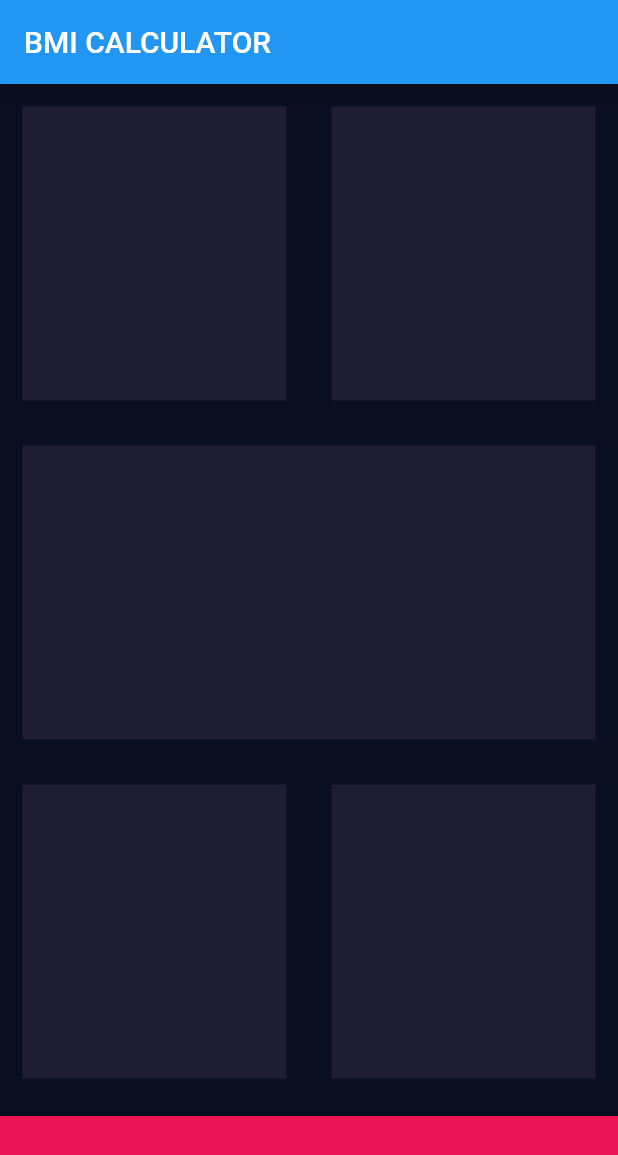
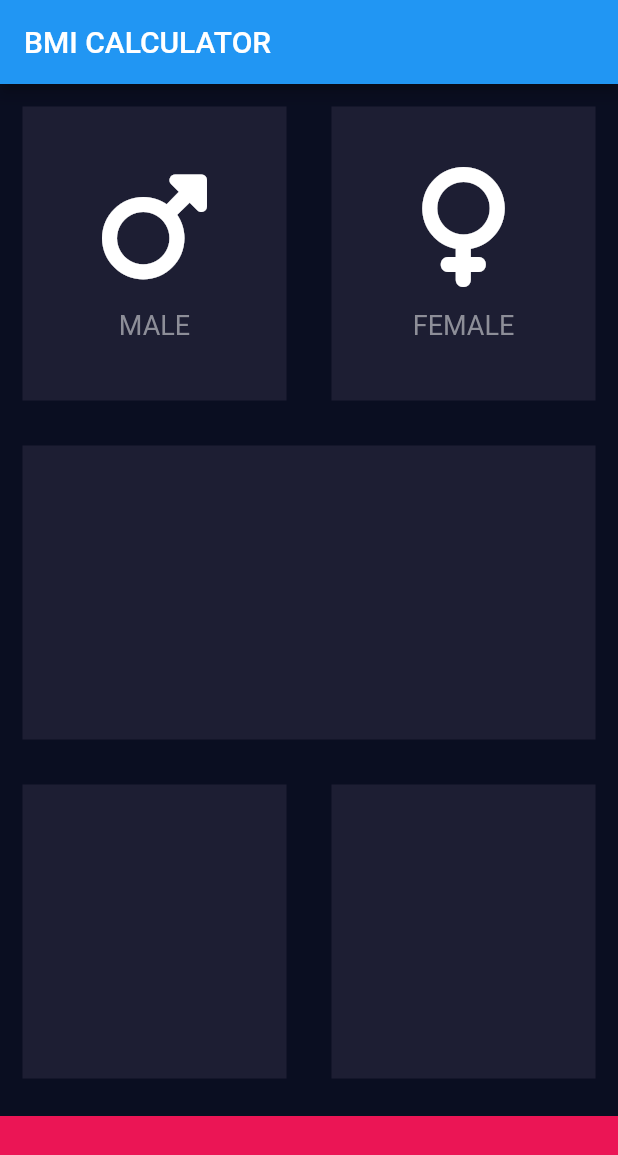
Before and after one commit to tobiasprima/bmi_calculator, a Flutter app: the screen it shows after launch, on a phone screen of 412 x 824 dp. Shown: the top 1155 px of the screen. Run offline on Flutter 3.47's test engine with Material 2 defaults, Android fonts, the phone set to English and light mode, and no system bars; our stand-ins replace font_awesome_flutter.

Commit message:
Extract some reusable widgets

```diff
--- /dev/null
+++ b/lib/icon_content.dart
@@ -0,0 +1,25 @@
+import 'package:flutter/material.dart';
+
+const IconTextStyle = TextStyle(
+  fontSize: 18.0,
+  color: Color(0xFF8D8E98),
+);
+
+class CardIcon extends StatelessWidget {
+  CardIcon({required this.icon, required this.text});
+
+  final IconData icon;
+  final String text;
+
+  @override
+  Widget build(BuildContext context) {
+    return Column(mainAxisAlignment: MainAxisAlignment.center, children: [
+      Icon(
+        icon,
+        size: 80.0,
+      ),
+      SizedBox(height: 15.0),
+      Text(text, style: IconTextStyle),
+    ]);
+  }
+}
--- a/lib/input_page.dart
+++ b/lib/input_page.dart
@@ -1,4 +1,7 @@
 import 'package:flutter/material.dart';
+import 'package:font_awesome_flutter/font_awesome_flutter.dart';
+import 'icon_content.dart';
+import 'reusable_card.dart';
 
 const bottomContainerHeight = 80.0;
 const ContainerColor = Color(0xFF1D1E33);
@@ -22,9 +25,21 @@ class _InputPageState extends State<InputPage> {
             child: Row(
               children: [
                 Expanded(
-                  child: ReusableCard(colour: ContainerColor),
+                  child: ReusableCard(
+                    colour: ContainerColor,
+                    cardChild: CardIcon(
+                      icon: FontAwesomeIcons.mars,
+                      text: 'MALE',
+                    ),
+                  ),
                 ),
-                Expanded(child: ReusableCard(colour: ContainerColor)),
+                Expanded(
+                  child: ReusableCard(
+                    colour: ContainerColor,
+                    cardChild:
+                        CardIcon(icon: FontAwesomeIcons.venus, text: 'FEMALE'),
+                  ),
+                ),
               ],
             ),
           ),
@@ -48,22 +63,3 @@ class _InputPageState extends State<InputPage> {
     );
   }
 }
-
-class ReusableCard extends StatelessWidget {
-  ReusableCard({required this.colour, this.cardChild});
-
-  final Color colour;
-  final Widget? cardChild;
-
-  @override
-  Widget build(BuildContext context) {
-    return Container(
-      child: cardChild,
-      color: colour,
-      margin: EdgeInsets.all(15.0),
-      decoration: BoxDecoration(
-        borderRadius: BorderRadius.circular(10.0),
-      ),
-    );
-  }
-}
--- /dev/null
+++ b/lib/reusable_card.dart
@@ -0,0 +1,20 @@
+import 'package:flutter/material.dart';
+
+class ReusableCard extends StatelessWidget {
+  ReusableCard({required this.colour, this.cardChild});
+
+  final Color colour;
+  final Widget? cardChild;
+
+  @override
+  Widget build(BuildContext context) {
+    return Container(
+      child: cardChild,
+      color: colour,
+      margin: EdgeInsets.all(15.0),
+      decoration: BoxDecoration(
+        borderRadius: BorderRadius.circular(10.0),
+      ),
+    );
+  }
+}
```
